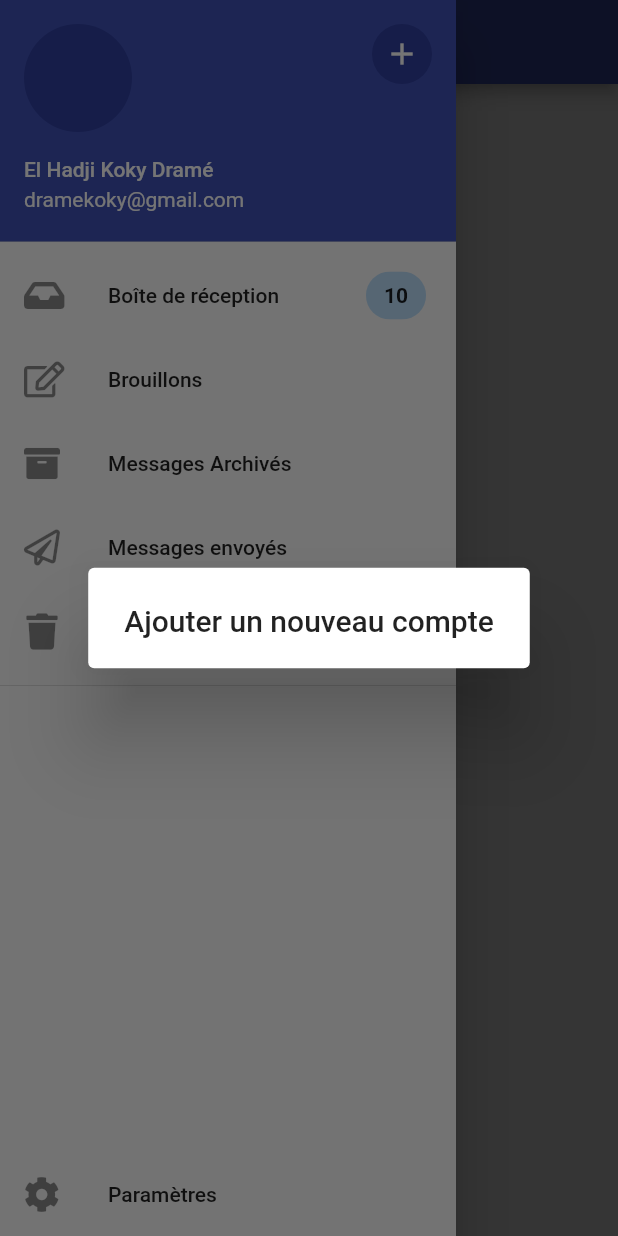
After one commit to koky-dev/Flutter-DevMobile-Volkeno, a Flutter app: the ContactsScreen screen opened directly, in the side drawer, after a tap on the "add" icon, on a phone screen of 412 x 824 dp. The commit adds this screen. Run offline on Flutter 3.47's test engine with Material 2 defaults, Android fonts, the phone set to English and light mode, and no system bars; our stand-ins replace email_validator, flutter_slidable, font_awesome_flutter; generated files the repository leaves out were written again; network calls fail.

Commit message:
sixth commit

```diff
--- /dev/null
+++ b/lib/AppDrawer.dart
@@ -0,0 +1,74 @@
+import 'package:flutter/material.dart';
+import 'package:font_awesome_flutter/font_awesome_flutter.dart';
+
+class AppDrawer extends StatelessWidget {
+  @override
+  Widget build(BuildContext context) {
+    return Drawer(
+        child: Column(
+          children: <Widget>[
+            UserAccountsDrawerHeader(
+              accountEmail: Text("dramekoky@gmail.com"),
+              accountName: Text("El Hadji Koky Dramé"),
+              currentAccountPicture: CircleAvatar(
+                backgroundImage: NetworkImage("https://avatars0.githubusercontent.com/u/52114675?s=460&u=c9054d7afacecbc04c9e5222db24e03be52327f4&v=4"),
+              ),
+              otherAccountsPictures: <Widget>[
+                GestureDetector(
+                  onTap: () {
+                    showDialog(
+                      context: context,
+                      builder: (context){
+                        return AlertDialog(
+                          title: Text("Ajouter un nouveau compte"),
+                          );
+                      }
+                    );
+                  },
+                  child: CircleAvatar(
+                    child: Icon(Icons.add),
+                  ),
+                )
+              ],
+            ),
+            ListTile(
+              leading: Icon(FontAwesomeIcons.inbox),
+              title: Text("Boîte de réception"),
+              trailing: Chip(
+                label:
+                    Text("10", style: TextStyle(fontWeight: FontWeight.bold),
+                    ),
+                    backgroundColor: Colors.blue[100],
+              ),
+            ),
+            ListTile(
+              leading: Icon(FontAwesomeIcons.edit),
+              title: Text("Brouillons"),
+            ),
+            ListTile(
+              leading: Icon(FontAwesomeIcons.archive),
+              title: Text("Messages Archivés"),
+            ),
+            ListTile(
+              leading: Icon(FontAwesomeIcons.paperPlane),
+              title: Text("Messages envoyés"),
+            ),
+            ListTile(
+              leading: Icon(FontAwesomeIcons.trash),
+              title: Text("Corbeille"),
+            ),
+            Divider(),
+            Expanded(
+              child: Align(
+                alignment: FractionalOffset.bottomCenter,
+                child: ListTile(
+                  leading: Icon(FontAwesomeIcons.cog),
+                  title: Text("Paramètres"),
+                ),
+              ),
+            )
+          ],
+        ),
+      );
+  }
+}
--- /dev/null
+++ b/lib/ContactsScreen.dart
@@ -0,0 +1,17 @@
+import 'package:emailapp/AppDrawer.dart';
+import 'package:flutter/material.dart';
+
+class ContactsScreen extends StatelessWidget {
+  @override
+  Widget build(BuildContext context) {
+    return Scaffold(
+      appBar: AppBar(
+        title: Text("Contacts"),
+      ),
+      drawer: AppDrawer(),
+      body: Center(
+        child: Text("Contacts"),
+      ),
+    );
+  }
+}
--- a/lib/main.dart
+++ b/lib/main.dart
@@ -1,5 +1,7 @@
 import 'package:flutter/material.dart';
 import 'package:emailapp/MessagesList.dart';
+
+import 'App.dart';
 
 
 void main() => runApp(EmailApp());
@@ -9,8 +11,8 @@ class EmailApp extends StatelessWidget {
   Widget build(BuildContext context) {
     return MaterialApp(
       title: 'Flutter Demo',
-      theme: ThemeData(primarySwatch: Colors.blueGrey, accentColor: Colors.red),
-      home: MessageList(title: 'Flutter Volkeno'),
+      theme: ThemeData(primarySwatch: Colors.indigo, accentColor: Colors.red),
+      home: App(),
       debugShowCheckedModeBanner: false,
     );
   }
```
Also changed, not shown: lib/App.dart (added, +48 -0 lines), lib/CalendarScreen.dart (added, +17 -0 lines), lib/InboxScreen.dart (added, +36 -0 lines), lib/Message.dart (+7 -3 lines), lib/MessagesList.dart (+4 -85 lines).
